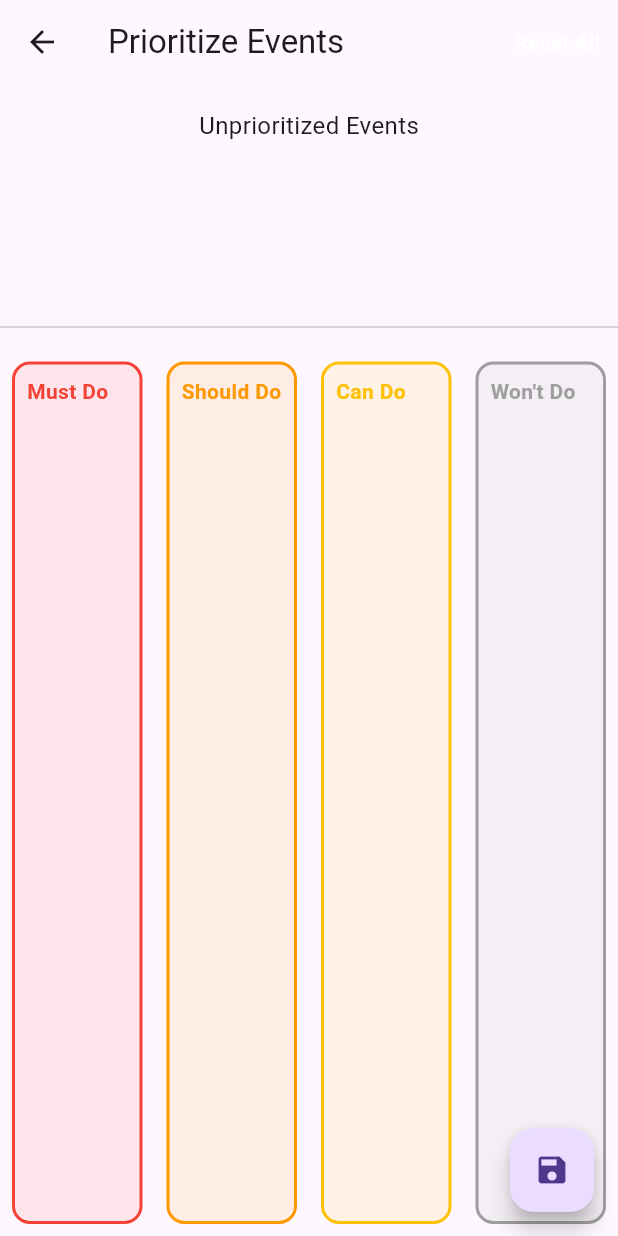
After one commit to SightseR/TaskManagerApp, a Flutter app: the PrioritizationPage screen opened by its route, on a phone screen of 412 x 824 dp. The commit adds this screen. Run offline on Flutter 3.47's test engine with Material 3 defaults, Android fonts, the phone set to English and light mode, and no system bars; our stand-ins replace equatable, flutter_bloc, shared_preferences, sqflite, syncfusion_flutter_calendar; accounts and stored records are empty.

Commit message:
updated: set priority levels

```diff
--- a/lib/main.dart
+++ b/lib/main.dart
@@ -7,6 +7,7 @@ import 'package:project_productivity/src/data/event_repository.dart';
 import 'package:project_productivity/src/ui/pages/calendar_page/calendar_page.dart';
 import 'package:project_productivity/src/ui/pages/new_event_page.dart';
 import 'package:project_productivity/src/ui/pages/settings_page.dart';
+import 'package:project_productivity/src/ui/pages/prioritization_page.dart';
 
 void main() {
   WidgetsFlutterBinding.ensureInitialized();
@@ -36,6 +37,7 @@ class MyApp extends StatelessWidget {
             routes: {
               '/new_event': (context) => const NewEventPage(),
               '/settings': (context) => const SettingsPage(),
+              '/prioritize': (context) => const PrioritizationPage(),
             },
             home: CalendarPage(repo: repo),
           );
--- a/lib/src/ui/pages/calendar_page/calendar_page.dart
+++ b/lib/src/ui/pages/calendar_page/calendar_page.dart
@@ -40,6 +40,12 @@ class CalendarPage extends StatelessWidget {
                       bloc.add(LoadEvents());
                     },
                   ),
+                  ElevatedButton(
+                      onPressed: () {
+                        Navigator.pushNamed(context, '/prioritize');
+                      },
+                      child: const Text('Prioritization'),
+                    ),
                 ],
                 bottom: TabBar(
                   onTap: (i) => bloc.add(ChangeView(view: CalendarPeriod.values[i])),
--- a/lib/src/ui/pages/new_event_page.dart
+++ b/lib/src/ui/pages/new_event_page.dart
@@ -131,8 +131,7 @@ class _NewEventPageState extends State<NewEventPage> {
       deadline:  _deadline,
       duration:  duration,
       subtasks:  widget.event?.subtasks,
-      priority:
-      1,
+      priority:  _isNew ? null : null,
       // widget.event?.priority,
     );
 
--- /dev/null
+++ b/lib/src/ui/pages/prioritization_page.dart
@@ -0,0 +1,170 @@
+import 'package:flutter/material.dart';
+import 'package:project_productivity/src/data/event_repository.dart';
+import 'package:project_productivity/src/models/event_model.dart';
+
+class PrioritizationPage extends StatefulWidget {
+  const PrioritizationPage({super.key});
+
+  @override
+  State<PrioritizationPage> createState() => _PrioritizationPageState();
+}
+
+class _PrioritizationPageState extends State<PrioritizationPage> {
+  final EventRepository repo = EventRepository();
+
+  List<EventModel> unprioritized = [];
+  final Map<int, List<EventModel>> prioritized = {
+    1: [], // Must do
+    2: [], // Should do
+    3: [], // Can do
+    4: [], // Won’t do
+  };
+
+  @override
+  void initState() {
+    super.initState();
+    _loadEvents();
+  }
+
+  Future<void> _loadEvents() async {
+    final events = await repo.getEventsWithoutPriority();
+    print('Unprioritized events: ${events.length}');
+    setState(() {
+      unprioritized = events;
+      prioritized.forEach((key, list) => list.clear());
+    });
+  }
+
+  Future<void> _save() async {
+    for (var entry in prioritized.entries) {
+      for (var event in entry.value) {
+        await repo.updateEvent(
+          EventModel(
+            id: event.id,
+            name: event.name,
+            duration: event.duration,
+            category: event.category,
+            type: event.type,
+            startDate: event.startDate,
+            deadline: event.deadline,
+            subtasks: event.subtasks,
+            priority: entry.key,
+          ),
+        );
+      }
+    }
+    if (mounted) {
+      ScaffoldMessenger.of(context).showSnackBar(
+        const SnackBar(content: Text('Priorities saved!')),
+      );
+      Navigator.pop(context, true);
+    }
+  }
+
+  void _resetAll() {
+    setState(() {
+      prioritized.forEach((key, list) {
+        unprioritized.addAll(list);
+        list.clear();
+      });
+    });
+  }
+
+  Widget _buildDraggableChip(EventModel event) {
+    return Draggable<EventModel>(
+      data: event,
+      feedback: Material(
+        color: Colors.transparent,
+        child: Chip(label: Text(event.name)),
+      ),
+      childWhenDragging: Opacity(
+        opacity: 0.5,
+        child: Chip(label: Text(event.name)),
+      ),
+      child: Chip(label: Text(event.name)),
+    );
+  }
+
+  Widget _buildDragTarget(String label, int priority, Color color) {
+    return Expanded(
+      child: DragTarget<EventModel>(
+        onAccept: (event) {
+          setState(() {
+            // Remove from other lists if exists
+            unprioritized.remove(event);
+            prioritized.forEach((_, list) => list.remove(event));
+            // Add to target list
+            prioritized[priority]!.add(event);
+          });
+        },
+        builder: (context, candidateData, rejectedData) => Container(
+          margin: const EdgeInsets.all(8),
+          padding: const EdgeInsets.all(8),
+          decoration: BoxDecoration(
+            border: Border.all(color: color, width: 2),
+            borderRadius: BorderRadius.circular(12),
+            color: color.withOpacity(0.1),
+          ),
+          child: Column(
+            crossAxisAlignment: CrossAxisAlignment.start,
+            children: [
+              Text(label, style: TextStyle(color: color, fontWeight: FontWeight.bold)),
+              const SizedBox(height: 8),
+              Wrap(
+                spacing: 6,
+                runSpacing: -8,
+                children: prioritized[priority]!.map(_buildDraggableChip).toList(),
+              ),
+            ],
+          ),
+        ),
+      ),
+    );
+  }
+
+  @override
+  Widget build(BuildContext context) {
+    return Scaffold(
+      appBar: AppBar(
+        title: const Text('Prioritize Events'),
+        actions: [
+          TextButton(
+            onPressed: _resetAll,
+            child: const Text('Reset All', style: TextStyle(color: Colors.white)),
+          ),
+        ],
+      ),
+      body: Column(
+        children: [
+          const SizedBox(height: 16),
+          const Text('Unprioritized Events', style: TextStyle(fontSize: 16)),
+          const SizedBox(height: 8),
+          SizedBox(
+            height: 100,
+            child: ListView(
+              scrollDirection: Axis.horizontal,
+              children: unprioritized.map(_buildDraggableChip).toList(),
+            ),
+          ),
+          const Divider(height: 30),
+          Expanded(
+            child: Row(
+              crossAxisAlignment: CrossAxisAlignment.start,
+              children: [
+                _buildDragTarget('Must Do', 1, Colors.red),
+                _buildDragTarget('Should Do', 2, Colors.orange),
+                _buildDragTarget('Can Do', 3, Colors.amber),
+                _buildDragTarget("Won't Do", 4, Colors.grey),
+              ],
+            ),
+          ),
+        ],
+      ),
+      floatingActionButton: FloatingActionButton(
+        onPressed: _save,
+        tooltip: 'Save Priorities',
+        child: const Icon(Icons.save),
+      ),
+    );
+  }
+}
```
Also changed, not shown: lib/src/ui/pages/calendar_page/day_view.dart (+33 -30 lines), lib/src/ui/pages/calendar_page/month_view.dart (+23 -11 lines), lib/src/ui/pages/calendar_page/week_view.dart (+21 -4 lines).
